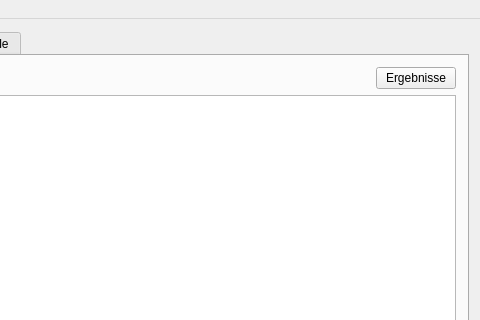
Before: the Qt Designer form src/planer/mainwindow.ui in Birnbaua/Volleyball, drawn with Qt 5; both pictures show x 544 to 1024 and y 0 to 320 of the 1024 by 768 pixel window.
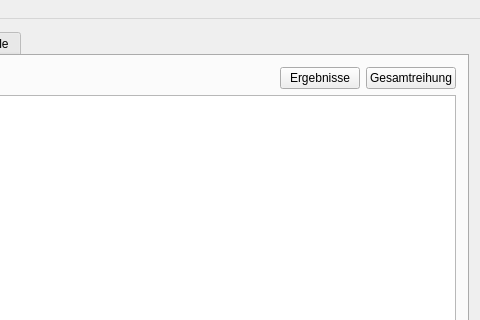
After: the same form once the commit is applied. The open tabs and pages were chosen to show the change.

The edit to the form file:
```diff
--- a/src/planer/mainwindow.ui
+++ b/src/planer/mainwindow.ui
@@ -634,6 +634,13 @@
             </property>
            </widget>
           </item>
+          <item row="0" column="9">
+           <widget class="QPushButton" name="pushButtonVrAllResults">
+            <property name="text">
+             <string>Gesamtreihung</string>
+            </property>
+           </widget>
+          </item>
          </layout>
         </item>
         <item row="1" column="0">
```
Left out of the diff: 9 changed lines with no effect on the pictures.
